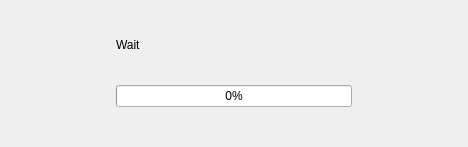
Above: wait4answerdialog.ui from KTS-Intek/Matilda-config before the change. Below: the same form after it.
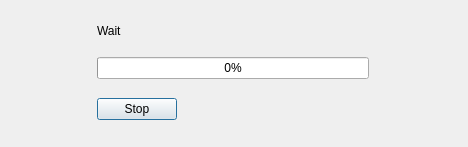
That is the form after the change. Icons and pictures are not drawn.

Patch:
```diff
--- a/wait4answerdialog.ui
+++ b/wait4answerdialog.ui
@@ -57,6 +57,13 @@
      </property>
     </widget>
    </item>
+   <item row="2" column="0">
+    <widget class="QPushButton" name="pushButton">
+     <property name="text">
+      <string>Stop</string>
+     </property>
+    </widget>
+   </item>
   </layout>
  </widget>
  <resources>
```
Left out of the diff: 34 changed lines with no effect on the pictures.
